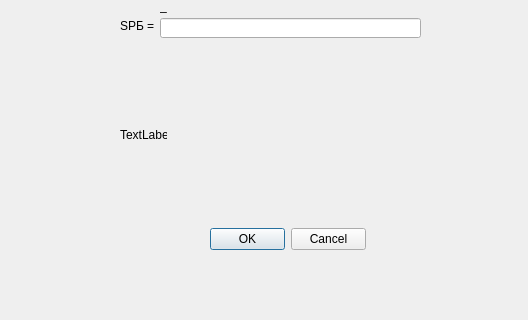
Above: FormsUI/Form3.ui from Vladvlad9/assessment-of-the-effectiveness-of-the-use-of-the-radio-frequency-spectrum before the change; both pictures show x 0 to 528 and y 202 to 522 of the 672 by 522 pixel window. Below: the same form after it.
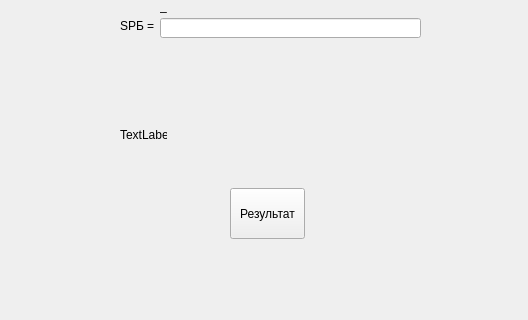
That is the form after the change.

Diff of the .ui file:
```diff
--- a/FormsUI/Form3.ui
+++ b/FormsUI/Form3.ui
@@ -91,19 +91,6 @@
      </rect>
     </property>
    </widget>
-   <widget class="QDialogButtonBox" name="buttonBox">
-    <property name="geometry">
-     <rect>
-      <x>210</x>
-      <y>430</y>
-      <width>156</width>
-      <height>23</height>
-     </rect>
-    </property>
-    <property name="standardButtons">
-     <set>QDialogButtonBox::Cancel|QDialogButtonBox::Ok</set>
-    </property>
-   </widget>
    <widget class="QLabel" name="label_5">
     <property name="geometry">
      <rect>
@@ -130,6 +117,19 @@
      <string>TextLabel</string>
     </property>
    </widget>
+   <widget class="QPushButton" name="ResultButton">
+    <property name="geometry">
+     <rect>
+      <x>230</x>
+      <y>390</y>
+      <width>75</width>
+      <height>51</height>
+     </rect>
+    </property>
+    <property name="text">
+     <string>Результат</string>
+    </property>
+   </widget>
   </widget>
   <widget class="QMenuBar" name="menubar">
    <property name="geometry">
```
